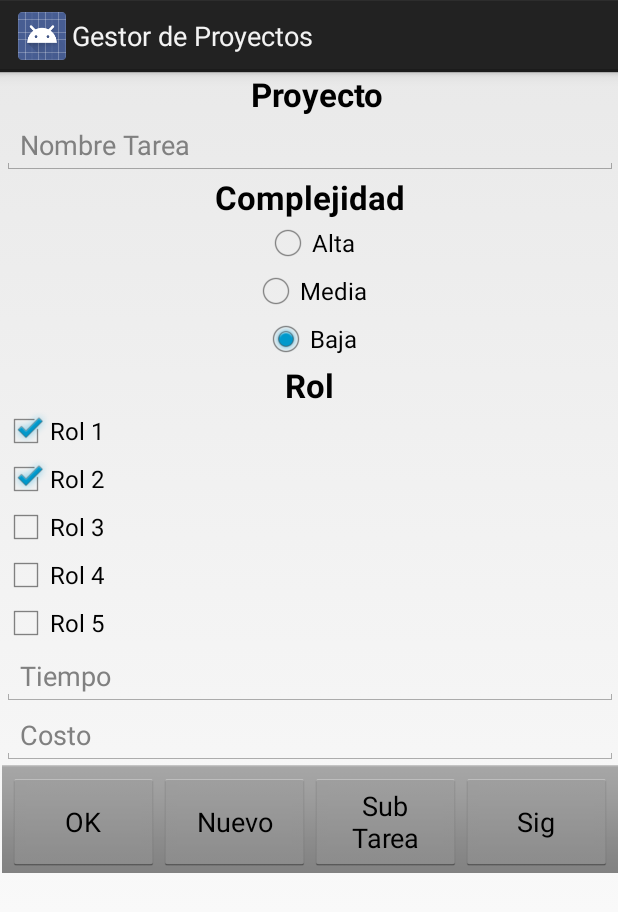
After one commit to zeert/Gestor-Proyectos, an Android app: the layout nueva_tarea.xml on its own in the app's theme, with its tools: preview values and no code run, on a phone screen of 412 x 824 dp. The commit adds this screen. Shown: the top 912 px of the screen. Run offline under Robolectric (Android 15) with nearby library versions, the phone set to English and light mode, and no system bars.

Commit message:
Pantallas nuevas creadas

```diff
--- a/app/src/main/AndroidManifest.xml
+++ b/app/src/main/AndroidManifest.xml
@@ -18,10 +18,14 @@
             android:label="@string/app_name" >
             <intent-filter>
                 <action android:name="android.intent.action.MAIN" />
+                <category android:name="android.intent.category.LAUNCHER" />
 
-                <category android:name="android.intent.category.LAUNCHER" />
             </intent-filter>
         </activity>
+        <activity android:name=".NewProveedor" >
+
+        </activity>
+
     </application>
 
 </manifest>
--- /dev/null
+++ b/app/src/main/res/layout/nueva_tarea.xml
@@ -0,0 +1,149 @@
+<?xml version="1.0" encoding="utf-8"?>
+<LinearLayout xmlns:android="http://schemas.android.com/apk/res/android"
+    android:layout_width="match_parent"
+    android:layout_height="match_parent"
+    android:orientation="vertical"
+    android:weightSum="1"
+    android:paddingLeft="1dp">
+
+
+    <TextView
+        android:layout_width="wrap_content"
+        android:layout_height="wrap_content"
+        android:textAppearance="?android:attr/textAppearanceLarge"
+        android:text="  Proyecto"
+        android:id="@+id/textView"
+        android:layout_gravity="center_horizontal"
+        android:textStyle="bold" />
+
+    <EditText
+        android:layout_width="match_parent"
+        android:layout_height="wrap_content"
+        android:id="@+id/nom_tarea"
+        android:hint="Nombre Tarea" />
+
+    <TextView
+        android:layout_width="wrap_content"
+        android:layout_height="wrap_content"
+        android:textAppearance="?android:attr/textAppearanceLarge"
+        android:text="Complejidad"
+        android:id="@+id/textView2"
+        android:layout_gravity="center_horizontal"
+        android:textStyle="bold" />
+
+    <RadioButton
+        android:layout_width="wrap_content"
+        android:layout_height="wrap_content"
+        android:text="Alta"
+        android:id="@+id/complex_tarea_alta"
+        android:layout_gravity="center_horizontal"
+        android:checked="false" />
+
+    <RadioButton
+        android:layout_width="wrap_content"
+        android:layout_height="wrap_content"
+        android:text="Media"
+        android:id="@+id/complex_tarea_media"
+        android:layout_gravity="center_horizontal"
+        android:checked="false" />
+
+    <RadioButton
+        android:layout_width="wrap_content"
+        android:layout_height="wrap_content"
+        android:text="Baja"
+        android:id="@+id/complex_tarea_baja"
+        android:layout_gravity="center_horizontal"
+        android:checked="true" />
+
+    <TextView
+        android:layout_width="wrap_content"
+        android:layout_height="wrap_content"
+        android:textAppearance="?android:attr/textAppearanceLarge"
+        android:text="Rol"
+        android:id="@+id/textView3"
+        android:layout_gravity="center_horizontal"
+        android:textStyle="bold" />
+
+    <CheckBox
+        android:layout_width="wrap_content"
+        android:layout_height="wrap_content"
+        android:text="Rol 1"
+        android:id="@+id/checkBox"
+        android:checked="true" />
+
+    <CheckBox
+        android:layout_width="wrap_content"
+        android:layout_height="wrap_content"
+        android:text="Rol 2"
+        android:id="@+id/checkBox2"
+        android:checked="true" />
+
+    <CheckBox
+        android:layout_width="wrap_content"
+        android:layout_height="wrap_content"
+        android:text="Rol 3"
+        android:id="@+id/checkBox3"
+        android:checked="false" />
+
+    <CheckBox
+        android:layout_width="wrap_content"
+        android:layout_height="wrap_content"
+        android:text="Rol 4"
+        android:id="@+id/checkBox4"
+        android:checked="false" />
+
+    <CheckBox
+        android:layout_width="wrap_content"
+        android:layout_height="wrap_content"
+        android:text="Rol 5"
+        android:id="@+id/checkBox5"
+        android:checked="false" />
+
+    <EditText
+        android:layout_width="match_parent"
+        android:layout_height="wrap_content"
+        android:id="@+id/tiempo_tarea"
+        android:layout_gravity="center_horizontal"
+        android:hint="Tiempo" />
+
+    <EditText
+        android:layout_width="match_parent"
+        android:layout_height="wrap_content"
+        android:id="@+id/costo_tarea"
+        android:layout_gravity="right"
+        android:hint="Costo" />
+
+    <LinearLayout
+        android:orientation="horizontal"
+        android:background="@android:drawable/bottom_bar"
+        android:paddingLeft="4.0dip"
+        android:paddingTop="5.0dip"
+        android:paddingRight="4.0dip"
+        android:paddingBottom="1.0dip"
+        android:layout_width="fill_parent" android:layout_height="wrap_content"
+        android:layout_below="@+id/TextView01">
+
+        <Button
+            android:id="@+id/btn_nuevo_rol"
+            android:layout_width="0.0dip" android:layout_height="fill_parent"
+            android:text="OK"
+            android:layout_weight="1.0" />
+
+        <Button
+            android:id="@+id/btn_edit_rol"
+            android:layout_width="0.0dip" android:layout_height="fill_parent"
+            android:text="Nuevo"
+            android:layout_weight="1.0" />
+        <Button
+            android:id="@+id/btn_elim_rol"
+            android:layout_width="0.0dip" android:layout_height="fill_parent"
+            android:text="Sub Tarea"
+            android:layout_weight="1.0" />
+        <Button
+            android:id="@+id/btn_elim_rol"
+            android:layout_width="0.0dip" android:layout_height="fill_parent"
+            android:text="Sig"
+            android:layout_weight="1.0" />
+
+    </LinearLayout>
+</LinearLayout>
--- a/app/src/main/res/values/strings.xml
+++ b/app/src/main/res/values/strings.xml
@@ -6,7 +6,7 @@
     <!-- Lista de titulos de navegacion-->
     <string-array name="nav_options">
         <item>Home</item>
-        <item>Perfil</item>
+        <item>Proveedores</item>
         <item>Usuarios</item>
         <item>Editar Usuarios</item>
         <item>Crear Proyecto</item>
```
Also changed, not shown: app/src/main/java/cl/udla/gestor/MainActivity.java (+7 -1 lines), app/src/main/java/cl/udla/gestor/NewProveedor.java (added, +40 -0 lines), app/src/main/java/cl/udla/gestor/NewTaskFragment.java (added, +27 -0 lines), app/src/main/res/layout/crea_roles.xml (added, +103 -0 lines), app/src/main/res/layout/nuevo_proveedor.xml (added, +129 -0 lines), app/src/main/res/layout/nuevo_proyecto.xml (added, +129 -0 lines), app/src/main/res/layout/proveedor.xml (+9 -37 lines), app/src/main/res/layout/proyecto.xml (+14 -54 lines), app/src/main/res/layout/report.xml (+7 -0 lines), 49 other files.
